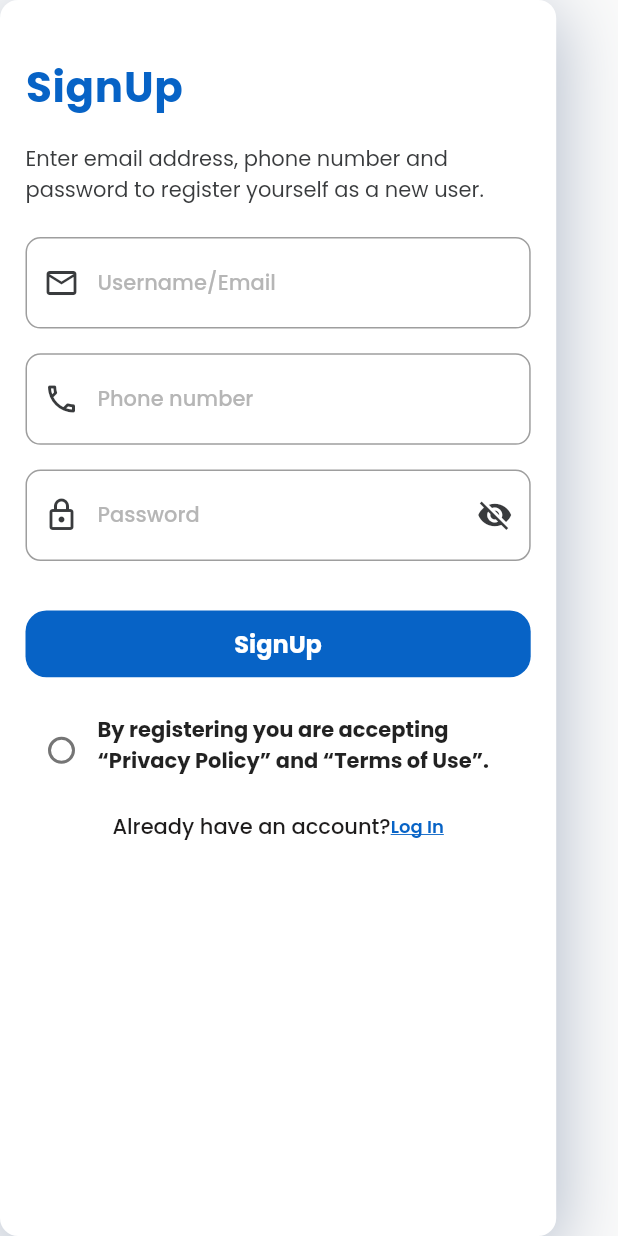
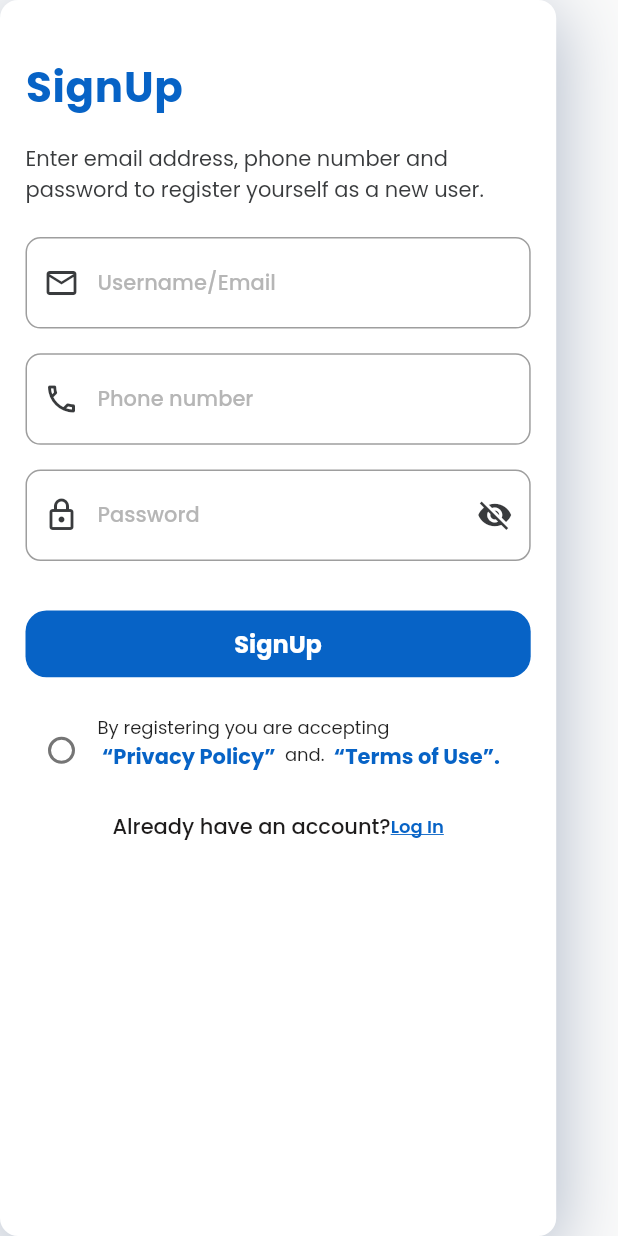
Before and after one commit to nidhiapp/infoprofile_responsive_ui, a Flutter app: the SignUpCard widget shown alone on an empty page, opened directly, on a phone screen of 412 x 824 dp. Run offline on Flutter 3.47's test engine with Material 2 defaults, Android fonts, the phone set to English and light mode, and no system bars; our stand-ins replace firebase_auth, firebase_core, google_fonts, google_sign_in, pinput; accounts and stored records are empty; network calls fail.

Commit message:
corrected privacy policy thing

```diff
--- a/lib/utils/ui_helper.dart/custom_textstyles.dart
+++ b/lib/utils/ui_helper.dart/custom_textstyles.dart
@@ -241,5 +241,6 @@ TextStyle termConTs = GoogleFonts.poppins(
   textStyle:  const TextStyle(
   fontSize: 14,
   fontWeight: FontWeight.w700,
+  color: AppColors.primaryColor
 
 ));
--- a/lib/view/widgets/onboarding/login_card.dart
+++ b/lib/view/widgets/onboarding/login_card.dart
@@ -149,7 +149,7 @@ class LoginCard extends StatelessWidget {
             InkWell(
                 onTap: () {
                   provider.loginUsingPhone();
-                  provider.basePage();
+                 // provider.basePage();
                 },
                 child: Center(
                     child: Text(
@@ -524,6 +524,7 @@ class LoginCard extends StatelessWidget {
               InkWell(
                 onTap: () {
                   authProvider.loginUsingEmailAndPassword(context);
+
                    provider.basePage();
                 },
                 child: Container(
@@ -565,7 +566,7 @@ class LoginCard extends StatelessWidget {
               InkWell(
                 onTap: () {
                   provider.loginUsingPhone();
-                   provider.basePage();
+                 //  provider.basePage();
                 },
                 child: Center(
                   child: Text(
--- a/lib/view/widgets/onboarding/sign_up_card.dart
+++ b/lib/view/widgets/onboarding/sign_up_card.dart
@@ -128,7 +128,7 @@ class _SignUpCardState extends State<SignUpCard> {
               Row(
                 crossAxisAlignment: CrossAxisAlignment.start,
                 children: [
-                  Checkbox(  value: _acceptPrivacyPolicy,
+                  Checkbox(value: _acceptPrivacyPolicy,
                       onChanged: (value) {
                         setState(() {
                           _acceptPrivacyPolicy = value!;
@@ -136,7 +136,15 @@ class _SignUpCardState extends State<SignUpCard> {
                       },
                       shape: const CircleBorder(),
                     ),
-                  Expanded(child: Text(AppTexts.termcon,style:  termConTs,)),
+                  Expanded(child: Wrap(
+                    children: [
+                      Text(AppTexts.termcon,style:fontFiveOneTwoTs,),
+                        Text(AppTexts.privacy,style:termConTs,),
+                        Text(AppTexts.and,style:fontFiveOneTwoTs,),
+
+                          Text(AppTexts.termsOfUses,style:termConTs,),
+                    ],
+                  )),
                 ],
               ),
               SizedBox(
```
Also changed, not shown: lib/utils/app_texts.dart (+7 -1 lines).
